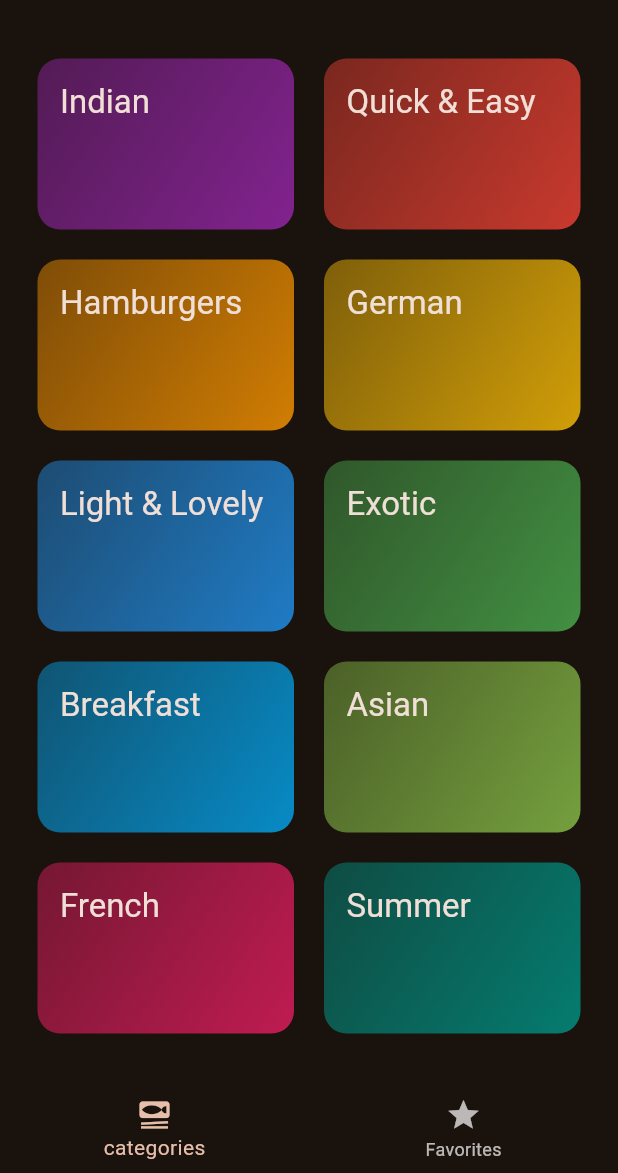
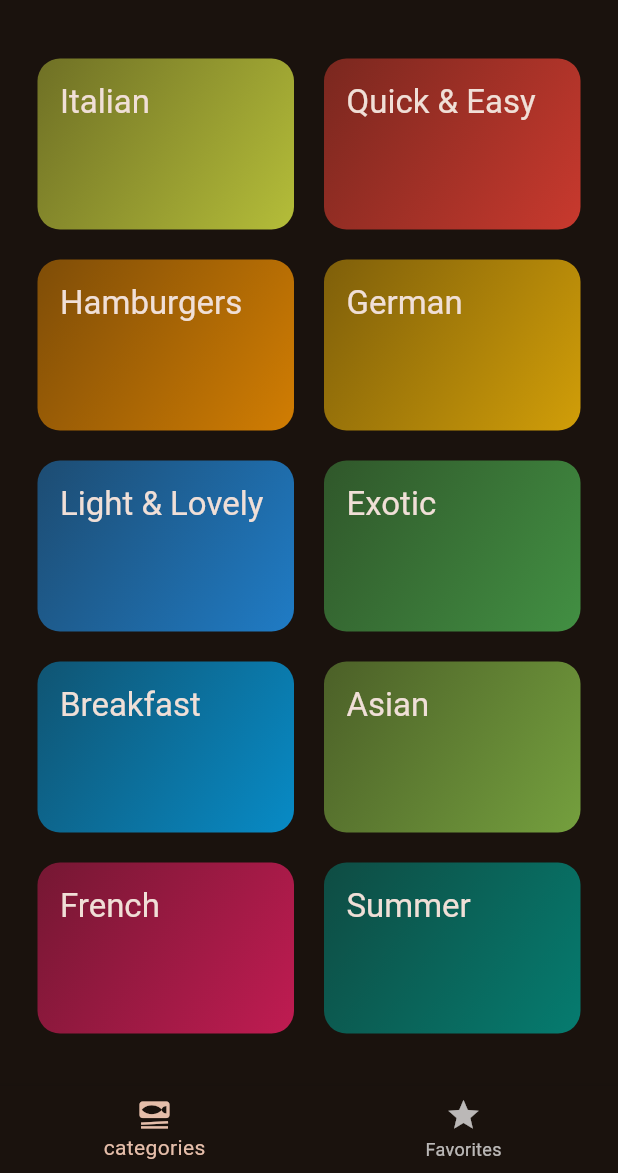
Before and after one commit to gitsudhanshur/meals, a Flutter app: the screen it shows after launch, on a phone screen of 412 x 824 dp, the part 63-1236 px from its top. Run offline on Flutter 3.47's test engine with Material 3 defaults, Android fonts, the phone set to English and light mode, and no system bars; our stand-ins replace flutter_riverpod, transparent_image.

Commit message:
first comit

```diff
--- a/lib/data/dummy_data.dart
+++ b/lib/data/dummy_data.dart
@@ -7,8 +7,8 @@ import 'package:meals/models/meal.dart';
 const availableCategories = [
   Category(
     id: 'c1',
-    title: 'Indian',
-    color: Colors.purple,
+    title: 'Italian',
+    color: Color.fromARGB(255, 219, 232, 68),
   ),
   Category(
     id: 'c2',
```
